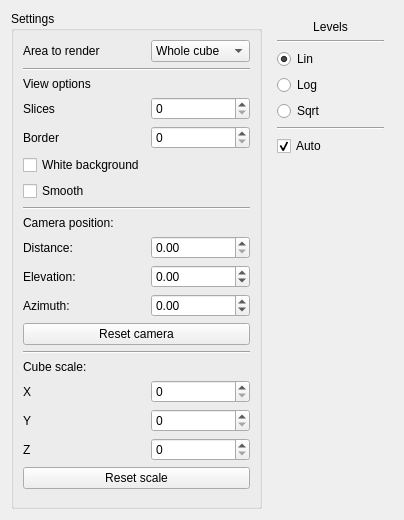
yamedvedya/data_viewer, file data_viewer/uis/cube_view.ui: the form before one commit.
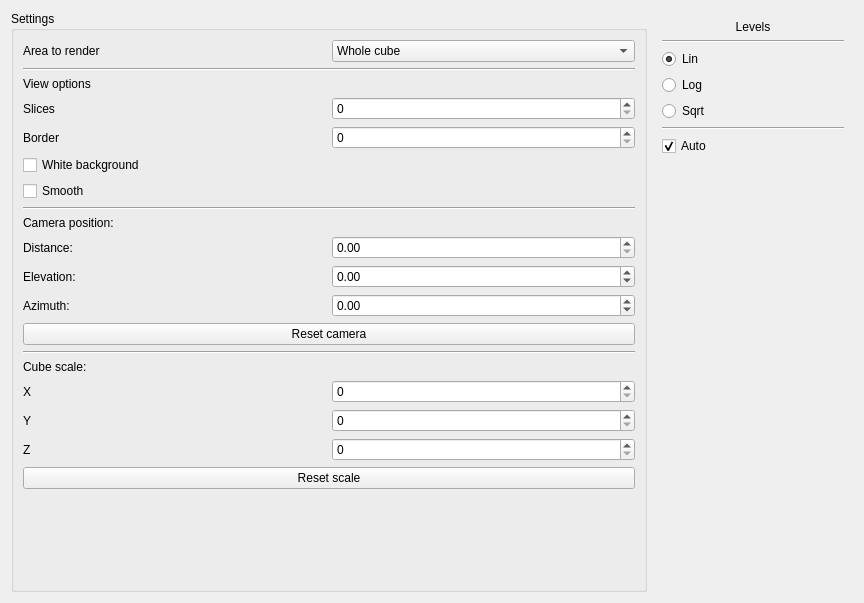
The form after the commit. Custom widgets are drawn as their Qt base class.

```diff
--- a/data_viewer/uis/cube_view.ui
+++ b/data_viewer/uis/cube_view.ui
@@ -6,8 +6,8 @@
    <rect>
     <x>0</x>
     <y>0</y>
-    <width>404</width>
-    <height>520</height>
+    <width>864</width>
+    <height>603</height>
    </rect>
   </property>
   <property name="windowTitle">
@@ -238,13 +238,13 @@
       <widget class="QFrame" name="fr_hist">
        <property name="minimumSize">
         <size>
-         <width>125</width>
+         <width>150</width>
          <height>0</height>
         </size>
        </property>
        <property name="maximumSize">
         <size>
-         <width>125</width>
+         <width>200</width>
          <height>16777215</height>
         </size>
        </property>
```
